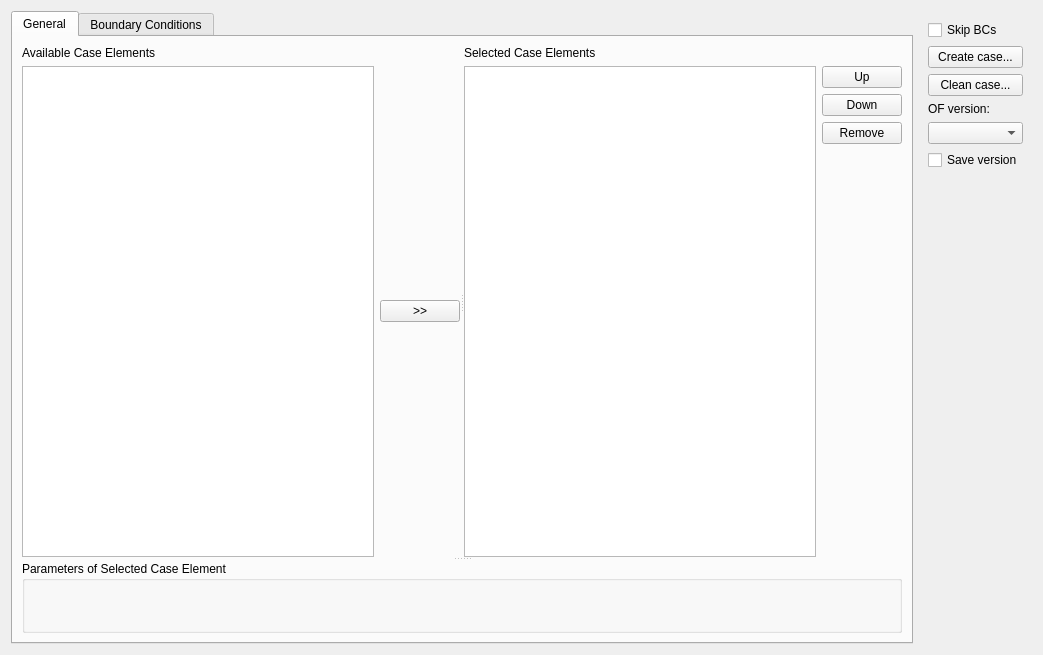
This is src/extensions/openfoam/isutils/isofCaseBuilder/isofcasebuilderwindow.ui in hkroeger/insightcae as Qt 5 draws it before an edit. The edited form follows.
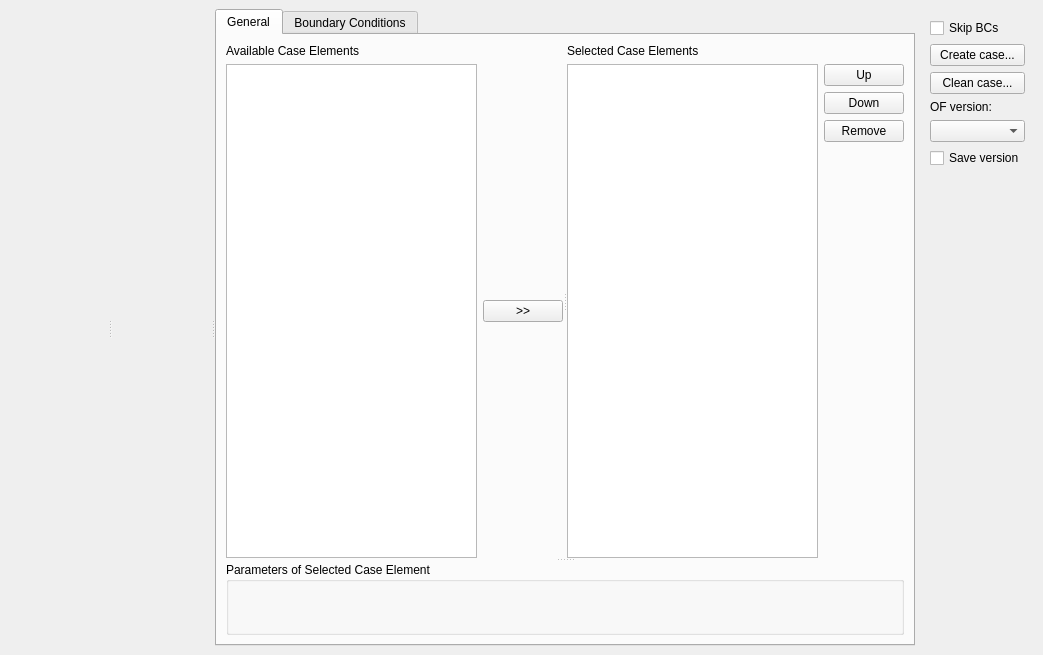
This is the edited form. Custom widgets are drawn as their Qt base class.

Commit message: begun 3D preview in workbench and case builder

What changed in the file:
```diff
--- a/src/extensions/openfoam/isutils/isofCaseBuilder/isofcasebuilderwindow.ui
+++ b/src/extensions/openfoam/isutils/isofCaseBuilder/isofcasebuilderwindow.ui
@@ -1,7 +1,7 @@
 <?xml version="1.0" encoding="UTF-8"?>
 <ui version="4.0">
  <class>isofCaseBuilderWindow</class>
- <widget class="QWidget" name="isofCaseBuilderWindow">
+ <widget class="QMainWindow" name="isofCaseBuilderWindow">
   <property name="geometry">
    <rect>
     <x>0</x>
@@ -16,8 +16,23 @@
   <property name="styleSheet">
    <string notr="true"/>
   </property>
+  <widget class="QWidget" name="">
+   <property name="geometry">
+    <rect>
+     <x>9</x>
+     <y>9</y>
+     <width>920</width>
+     <height>371</height>
+    </rect>
+   </property>
   <layout class="QHBoxLayout" name="horizontalLayout">
    <item>
+     <widget class="QSplitter" name="splitter_5">
+      <property name="orientation">
+       <enum>Qt::Horizontal</enum>
+      </property>
+      <widget class="QoccViewWidget" name="occview" native="true"/>
+      <widget class="QModelTree" name="modeltree" native="true"/>
     <widget class="QTabWidget" name="BCTab">
      <property name="currentIndex">
       <number>0</number>
@@ -250,6 +265,7 @@
       </layout>
      </widget>
     </widget>
+     </widget>
    </item>
    <item>
     <widget class="QWidget" name="widget_3" native="true">
@@ -319,6 +335,21 @@
    </item>
   </layout>
  </widget>
+ </widget>
+ <customwidgets>
+  <customwidget>
+   <class>QoccViewWidget</class>
+   <extends>QWidget</extends>
+   <header>qoccviewwidget.h</header>
+   <container>1</container>
+  </customwidget>
+  <customwidget>
+   <class>QModelTree</class>
+   <extends>QWidget</extends>
+   <header>qmodeltree.h</header>
+   <container>1</container>
+  </customwidget>
+ </customwidgets>
  <tabstops>
   <tabstop>available_elements</tabstop>
   <tabstop>create_btn</tabstop>
```
Lines whose indentation alone changed are shown as unchanged. The commit also changes 20 other files.
